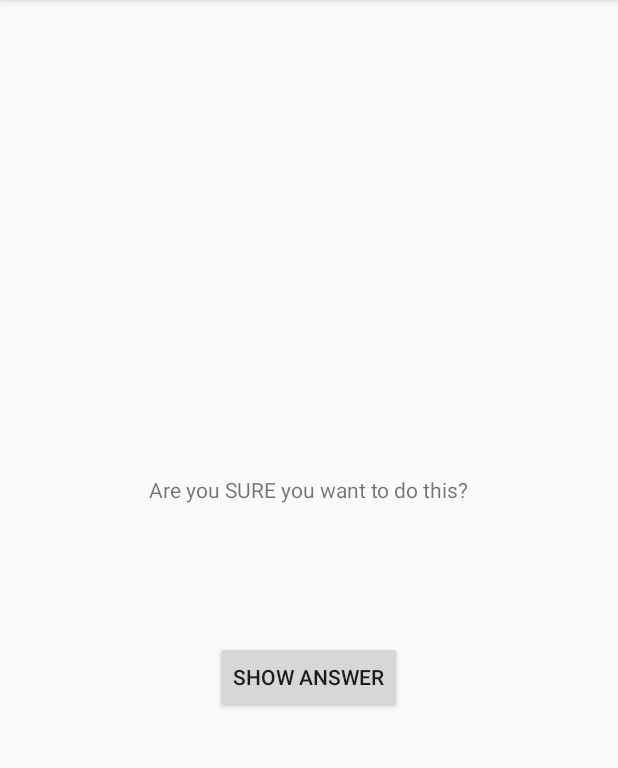
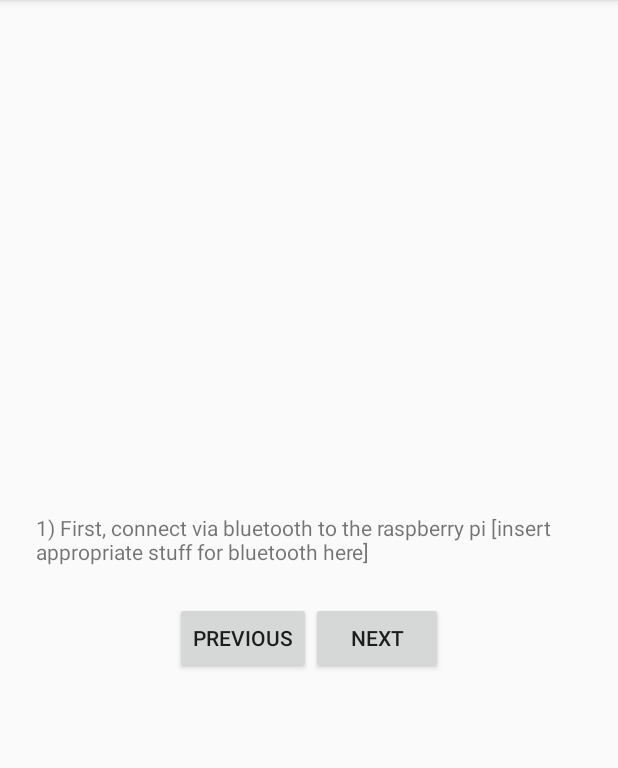
Before and after one commit to noticemechris/CalibrationWizard, an Android app: the screen it shows after launch (CheatActivity before the commit, StepActivity after it), on a phone screen of 412 x 824 dp, the part 84-852 px from its top. Run offline under Robolectric (Android 15) with nearby library versions, the phone set to English and light mode, and no system bars.

Commit message:
Took away some stuff, added some stuff, rough draft is done. Notes inserted for stuff to bring up during David meeting.

```diff
--- a/app/src/main/java/org/overlake/mat803/calibrationwizard/CheatActivity.java
+++ /dev/null
@@ -1,55 +0,0 @@
-package org.overlake.mat803.calibrationwizard;
-
-import androidx.appcompat.app.AppCompatActivity;
-
-import android.content.Context;
-import android.content.Intent;
-import android.os.Bundle;
-import android.view.View;
-import android.widget.Button;
-import android.widget.TextView;
-
-public class CheatActivity extends AppCompatActivity {
-
-    private static final String EXTRA_ANSWER_IS_TRUE = "org.overlake.mat803.answer_is_true";
-    private static final String EXTRA_ANSWER_SHOWN = "org.overlake.mat803.answer_was_true";
-    private boolean mAnswerIsTrue;
-    private TextView mAnswerTextView;
-    private Button mShowAnswerButton;
-
-    public static Intent newIntent(Context packageContext, boolean answerIsTrue){
-        Intent intent = new Intent(packageContext, CheatActivity.class);
-        intent.putExtra(EXTRA_ANSWER_IS_TRUE, answerIsTrue);
-        return intent;
-    }
-
-    @Override
-    protected void onCreate(Bundle savedInstanceState) {
-        super.onCreate(savedInstanceState);
-        setContentView(R.layout.activity_cheat);
-        mAnswerIsTrue = getIntent().getBooleanExtra(EXTRA_ANSWER_IS_TRUE, false);
-
-        mAnswerTextView = findViewById(R.id.answer_text_view);
-        mShowAnswerButton = findViewById(R.id.show_answer_button);
-
-        mShowAnswerButton.setOnClickListener(new View.OnClickListener() {
-            @Override
-            public void onClick(View v) {
-                mAnswerTextView.setText(mAnswerIsTrue ? R.string.true_button : R.string.false_button);
-                setAnswerShownResult(true);
-            }
-        });
-
-    }
-
-    private void setAnswerShownResult(boolean wasAnswerShown){
-        Intent data = new Intent();
-        data.putExtra(EXTRA_ANSWER_SHOWN, wasAnswerShown);
-        setResult(RESULT_OK, data);
-    }
-
-    public static boolean wasAnswerShown(Intent data){
-        return data.getBooleanExtra(EXTRA_ANSWER_SHOWN, false);
-    }
-
-}
--- /dev/null
+++ b/app/src/main/java/org/overlake/mat803/calibrationwizard/StepActivity.java
@@ -0,0 +1,122 @@
+package org.overlake.mat803.calibrationwizard;
+import androidx.annotation.NonNull;
+import androidx.appcompat.app.AppCompatActivity;
+
+import android.os.Bundle;
+import android.util.Log;
+import android.view.Gravity;
+import android.view.View;
+import android.widget.Button;
+import android.widget.TextView;
+import android.widget.Toast;
+
+import static android.view.Gravity.CENTER_HORIZONTAL;
+import static android.view.Gravity.CENTER_VERTICAL;
+
+public class StepActivity extends AppCompatActivity {
+
+
+    private Button mNextButton;
+    private Button mPrevButton;
+    private TextView mStepTextView;
+    private int[] mStepList;
+    private int mCurrentIndex;
+    public static final String TAG = "StepActivity";
+    public static final String KEY_INDEX = "currentIndex";
+
+    public StepActivity(){
+        //I will talk to david about how to cycle through the steps,
+        //and alternatives to just using a question bank. These are mostly
+        //placeholders for now. Will als make UI prettier when I feel like it.
+        mStepList = new int[]{
+            R.string.step_one,
+            R.string.step_two,
+            R.string.step_three,
+            R.string.step_four,
+            R.string.step_five_nine,
+            R.string.step_ten,
+        };
+    }
+
+    @Override
+    protected void onCreate(Bundle savedInstanceState) {
+        super.onCreate(savedInstanceState);
+        if (savedInstanceState != null) {
+            mCurrentIndex = savedInstanceState.getInt(KEY_INDEX, 0);
+        }
+
+        setContentView(R.layout.activity_quiz);
+        Log.d(TAG, "onCreate() called");
+        mStepTextView = findViewById(R.id.step_view);
+        mNextButton = findViewById(R.id.next_button);
+        mPrevButton = findViewById(R.id.prev_button);
+        updateStep();
+
+        mNextButton.setOnClickListener(new View.OnClickListener() {
+            @Override
+            public void onClick(View v) {
+                mCurrentIndex += 1;
+                if (mCurrentIndex == mStepList.length) {
+                    mCurrentIndex = mStepList.length - 1;
+                    updateStep();
+                }
+
+                updateStep();
+            }
+        });
+
+        mPrevButton.setOnClickListener(new View.OnClickListener() {
+            @Override
+            public void onClick(View v) {
+                    mCurrentIndex -= 1;
+                    if(mCurrentIndex == -1) {
+                        mCurrentIndex = 0;
+                    }
+
+                    updateStep();
+            }
+        });
+    }
+
+    private void updateStep() {
+        //talk to david about how to efficiently instert strings, I tried but it was having emotional issues.
+            mStepTextView.setText(mStepList[mCurrentIndex]);
+    }
+
+    @Override
+    protected void onStart() {
+        super.onStart();
+        Log.d(TAG, "onStart() called");
+    }
+
+    @Override
+    protected void onResume() {
+        super.onResume();
+        Log.d(TAG, "onResume() called");
+    }
+
+    @Override
+    protected void onPause() {
+        super.onPause();
+        Log.d(TAG, "onPause() called");
+    }
+
+    @Override
+    protected void onStop() {
+        super.onStop();
+        Log.d(TAG, "onStop() called");
+    }
+
+    @Override
+    protected void onDestroy() {
+        super.onDestroy();
+        Log.d(TAG, "onDestroy() called");
+    }
+
+    @Override
+    protected void onSaveInstanceState(@NonNull Bundle outState) {
+        super.onSaveInstanceState(outState);
+        Log.d(TAG, "onSaveInstanceState() called()");
+        outState.putInt(KEY_INDEX, mCurrentIndex);
+    }
+}
--- a/app/src/main/res/layout/activity_cheat.xml
+++ /dev/null
@@ -1,29 +0,0 @@
-<?xml version="1.0" encoding="utf-8"?>
-<LinearLayout xmlns:android="http://schemas.android.com/apk/res/android"
-    xmlns:app="http://schemas.android.com/apk/res-auto"
-    xmlns:tools="http://schemas.android.com/tools"
-    android:layout_width="match_parent"
-    android:layout_height="match_parent"
-    android:orientation="vertical"
-    android:gravity="center"
-    tools:context=".CheatActivity">
-
-    <TextView
-        android:layout_width="wrap_content"
-        android:layout_height="wrap_content"
-        android:padding="24dp"
-        android:text="@string/warning_text" />
-
-    <TextView
-        android:id="@+id/answer_text_view"
-        android:layout_width="wrap_content"
-        android:layout_height="wrap_content"
-        android:padding="24dp"
-        tools:text="Answer" />
-
-    <Button
-        android:id="@+id/show_answer_button"
-        android:layout_width="wrap_content"
-        android:layout_height="wrap_content"
-        android:text="@string/show_answer_button" />
-</LinearLayout>
--- a/app/src/main/res/layout/activity_quiz.xml
+++ b/app/src/main/res/layout/activity_quiz.xml
@@ -6,24 +6,30 @@
     android:orientation="vertical" >
 
     <TextView
-        android:id="@+id/question_text_view"
+        android:id="@+id/step_view"
         android:layout_width="wrap_content"
         android:layout_height="wrap_content"
         android:padding="24dp" />
 
-    <include layout="@layout/buttons" />
+<LinearLayout
+    android:layout_width="wrap_content"
+    android:layout_height="wrap_content"
+    android:orientation="horizontal" >
 
     <Button
-        android:id="@+id/cheat_button"
+        android:id="@+id/prev_button"
         android:layout_width="wrap_content"
         android:layout_height="wrap_content"
-        android:text="@string/cheat_button" />
+        android:drawablePadding="4dp"
+        android:text="@string/prev_button" />
 
     <Button
         android:id="@+id/next_button"
         android:layout_width="wrap_content"
         android:layout_height="wrap_content"
-        android:drawableRight="@drawable/ic_arrow_right"
         android:drawablePadding="4dp"
         android:text="@string/next_button" />
+
+    </LinearLayout>
+
 </LinearLayout>
--- a/app/src/main/res/values/strings.xml
+++ b/app/src/main/res/values/strings.xml
@@ -1,12 +1,16 @@
 <resources>
     <string name="app_name">CalibrationWizard</string>
-    <string name="true_button">True</string>
-    <string name="false_button">False</string>
     <string name="next_button">Next</string>
-    <string name="correct_toast">Correct!</string>
-    <string name="incorrect_toast">Incorrect!</string>
-    <string name="warning_text">Are you SURE you want to do this?</string>
-    <string name="show_answer_button">Show Answer</string>
-    <string name="cheat_button">Cheat!</string>
-    <string name="judgment_toast">Cheating is wrong.</string>
+    <string name="prev_button">Previous</string>
+    <string name="step_zero">0) Welcome to the Etch a Sketch Calibration Wizard. [insert some weird clipart of a wizard for aesthetic purposes]</string>
+    <string name="step_one">1) First, connect via bluetooth to the raspberry pi [insert appropriate stuff for bluetooth here]</string>
+    <string name="step_two">2) I will now adjust Z height. Please clear the area so I can raise the Z [insert button that says "raise Z"]</string>
+    <string name="step_three">3) Please put medium on bed so I can calibrate Z [insert a button that says "calibrate Z"] </string>
+    <string name="step_four">4) Z calibrated successfully. I will now calibrate X and Y. [just a NEXT button here]</string>
+    <string name="step_five_nine">5-9) [this will repeat itself four times with different wording] use buttons to adjust [either top right, top left, bottom left, bottom right] corner of material.
+        [laser cutter is at the lowest setting at this point, so you can see where it is pointed without damaging anything.
+        in theory. User has as UP, DOWN, LEFT, and RIGHT buttons to move the laser for calibration, and can press a "finish"
+        button when finished</string>
+    <string name="step_ten">10) See README for all the tasks app will do when calibrated. The will be more buttons and other fun stuffs here.</string>
+    <string name="step_eight">Chris will eventually notice me</string>
 </resources>
```
Also changed, not shown: app/src/main/AndroidManifest.xml (+1 -8 lines), app/src/main/java/org/overlake/mat803/calibrationwizard/Question.java (deleted, +0 -28 lines), app/src/main/java/org/overlake/mat803/calibrationwizard/QuizActivity.java (deleted, +0 -175 lines), app/src/main/res/layout/buttons.xml (deleted, +0 -22 lines), app/src/main/res/values/questions.xml (deleted, +0 -9 lines).
